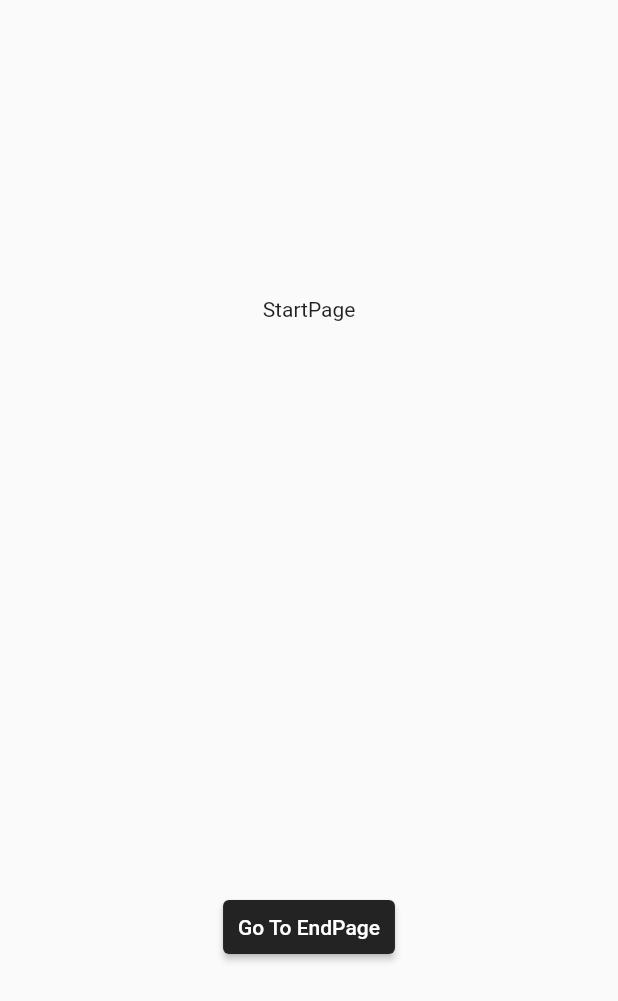
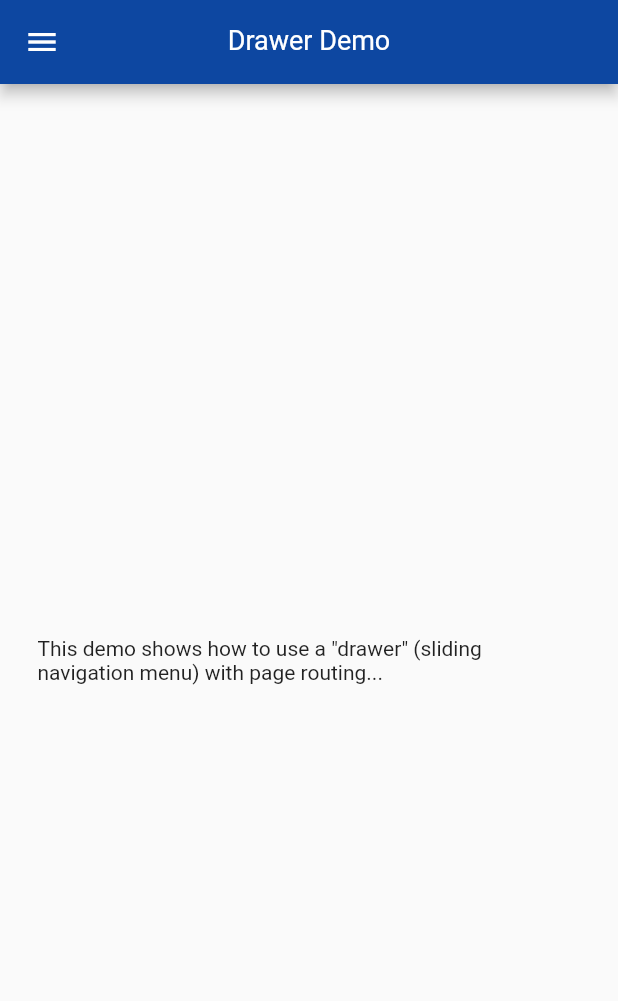
Before and after one commit to redfrogred/layout_drawer, a Flutter app: the screen it shows after launch, on a phone screen of 412 x 824 dp. Shown: the top 1001 px of the screen. Run offline on Flutter 3.47's test engine with Material 2 defaults, Android fonts, the phone set to English and light mode, and no system bars.

Commit message:
routing added

```diff
--- a/lib/pages/StartPage.dart
+++ b/lib/pages/StartPage.dart
@@ -1,6 +1,7 @@
 import 'package:provider/provider.dart';
 import '../classes/_core.dart';           // loads all the "core" classes
 import '../providers/Controller.dart';
+import '../pages/_all.dart';
 
 class StartPage extends StatelessWidget {
   const StartPage({ Key? key }) : super(key: key);
@@ -10,27 +11,82 @@ class StartPage extends StatelessWidget {
 
     var controller = context.read<Controller>();
 
-    return Scaffold(
-
-      body: Column(
-        children: [
-          const Flexible(
-            child: Center(
-                      child: Text('StartPage'),
-                    ),
+    return SafeArea(
+        child: Scaffold(
+          appBar: AppBar(
+            backgroundColor: Colors.blue[900],
+            title: Text('Drawer Demo'),
+            centerTitle: true,
           ),
-          Flexible(
-            child: Center(
-              child: ElevatedButton(
-                onPressed: () {
-                  controller.setCurrentPage( context, 1 );
-                },
-                child: const Text('Go To EndPage')
-              ),
+          drawer: Drawer(
+            child: ListView(
+              padding: EdgeInsets.zero,
+              children: <Widget>[
+                DrawerHeader(
+                  child: Container(
+                      child: const Center(
+                          child: Text('~ Nav Header ~',
+                              style: TextStyle(
+                                  color: Colors.black,
+                                  fontSize: 22,
+                                  fontStyle: FontStyle.italic))),
+                      color: Colors.transparent),
+                ),
+                //Divider(), //here is a divider
+                const Padding(
+                  padding: EdgeInsets.all(16.0),
+                  child: Text("subtitle",
+                      style: TextStyle(
+                          color: Colors.black,
+                          fontSize: 22,
+                          fontStyle: FontStyle.italic)),
+                ),
+                Divider(),
+                ListTile(
+                  leading: Icon(Icons.home),
+                  title: Text('Home'),
+                  onTap: () {},
+                ),
+                Divider(),
+                ListTile(
+                  leading: Icon(Icons.person),
+                  title: Text('Account'),
+                  onTap: () {},
+                ),
+                Divider(), //here is a divider
+                ListTile(
+                  leading: Icon(Icons.calendar_month),
+                  title: Text('Calendar'),
+                  onTap: () {},
+                ),
+                Divider(),
+                ListTile(
+                  leading: Icon(Icons.help_sharp),
+                  title: Text('Help'),
+                  onTap: () {},
+                ),
+                Divider(),
+                ListTile(
+                  leading: Icon(Icons.settings),
+                  title: Text('EndPage'),
+                   onTap: () {
+                    Navigator.of(context).pushReplacement(MaterialPageRoute(
+                      builder: (context) => EndPage()));
+                  },
+                ),
+                Divider(),
+              ],
             ),
           ),
-        ],
-      ),
-    );
+          body: const Center(
+            child: Padding(
+              padding: EdgeInsets.all(25.0),
+              child: Text(
+                'This demo shows how to use a "drawer" (sliding navigation menu) with page routing...'
+              ),
+            )
+          )
+        ),
+      );
   }
 }
```
Also changed, not shown: lib/main.dart (+8 -6 lines).
